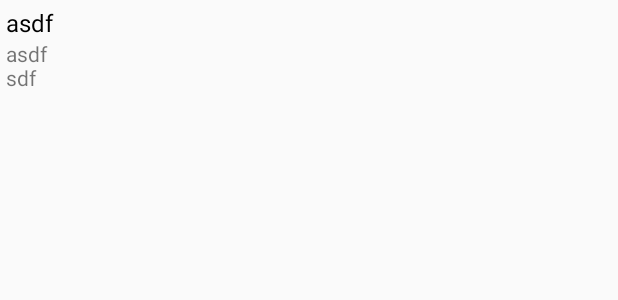
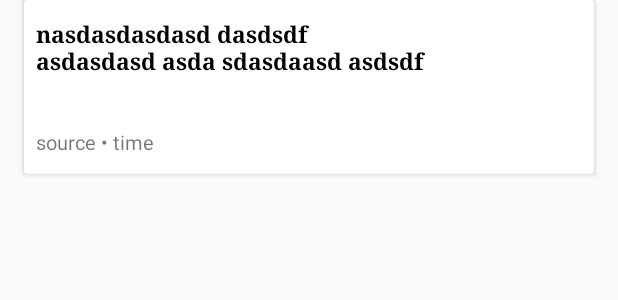
Before and after one commit to tomventom/newsapp.android, an Android app: the layout article_item.xml on its own in the app's theme, with its tools: preview values and no code run, on a phone screen of 412 x 824 dp. Shown: the top 300 px of the screen. Run offline under Robolectric (Android 15) with nearby library versions, the phone set to English and light mode, and no system bars.

```diff
--- /dev/null
+++ b/app/src/main/res/drawable/ic_headlines_white.xml
@@ -0,0 +1,5 @@
+<vector android:height="24dp" android:tint="#FFFFFF"
+    android:viewportHeight="24.0" android:viewportWidth="24.0"
+    android:width="24dp" xmlns:android="http://schemas.android.com/apk/res/android">
+    <path android:fillColor="#FF000000" android:pathData="M4,15h16v-2L4,13v2zM4,19h16v-2L4,17v2zM4,11h16L20,9L4,9v2zM4,5v2h16L20,5L4,5z"/>
+</vector>
--- /dev/null
+++ b/app/src/main/res/drawable/ic_news_white.xml
@@ -0,0 +1,5 @@
+<vector android:height="24dp" android:tint="#FFFFFF"
+    android:viewportHeight="24.0" android:viewportWidth="24.0"
+    android:width="24dp" xmlns:android="http://schemas.android.com/apk/res/android">
+    <path android:fillColor="#FF000000" android:pathData="M20,4L4,4c-1.1,0 -2,0.9 -2,2v12c0,1.1 0.9,2 2,2h16c1.1,0 2,-0.9 2,-2L22,6c0,-1.1 -0.9,-2 -2,-2zM7.76,16.24l-1.41,1.41C4.78,16.1 4,14.05 4,12c0,-2.05 0.78,-4.1 2.34,-5.66l1.41,1.41C6.59,8.93 6,10.46 6,12s0.59,3.07 1.76,4.24zM12,16c-2.21,0 -4,-1.79 -4,-4s1.79,-4 4,-4 4,1.79 4,4 -1.79,4 -4,4zM17.66,17.66l-1.41,-1.41C17.41,15.07 18,13.54 18,12s-0.59,-3.07 -1.76,-4.24l1.41,-1.41C19.22,7.9 20,9.95 20,12c0,2.05 -0.78,4.1 -2.34,5.66zM12,10c-1.1,0 -2,0.9 -2,2s0.9,2 2,2 2,-0.9 2,-2 -0.9,-2 -2,-2z"/>
+</vector>
--- /dev/null
+++ b/app/src/main/res/drawable/ic_personal_white.xml
@@ -0,0 +1,5 @@
+<vector android:height="24dp" android:tint="#FFFFFF"
+    android:viewportHeight="24.0" android:viewportWidth="24.0"
+    android:width="24dp" xmlns:android="http://schemas.android.com/apk/res/android">
+    <path android:fillColor="#FF000000" android:pathData="M12,12c2.21,0 4,-1.79 4,-4s-1.79,-4 -4,-4 -4,1.79 -4,4 1.79,4 4,4zM12,14c-2.67,0 -8,1.34 -8,4v2h16v-2c0,-2.66 -5.33,-4 -8,-4z"/>
+</vector>
--- /dev/null
+++ b/app/src/main/res/drawable/ic_search_white.xml
@@ -0,0 +1,5 @@
+<vector android:height="24dp" android:tint="#FFFFFF"
+    android:viewportHeight="24.0" android:viewportWidth="24.0"
+    android:width="24dp" xmlns:android="http://schemas.android.com/apk/res/android">
+    <path android:fillColor="#FF000000" android:pathData="M15.5,14h-0.79l-0.28,-0.27C15.41,12.59 16,11.11 16,9.5 16,5.91 13.09,3 9.5,3S3,5.91 3,9.5 5.91,16 9.5,16c1.61,0 3.09,-0.59 4.23,-1.57l0.27,0.28v0.79l5,4.99L20.49,19l-4.99,-5zM9.5,14C7.01,14 5,11.99 5,9.5S7.01,5 9.5,5 14,7.01 14,9.5 11.99,14 9.5,14z"/>
+</vector>
--- a/app/src/main/res/layout/article_item.xml
+++ b/app/src/main/res/layout/article_item.xml
@@ -1,40 +1,71 @@
 <?xml version="1.0" encoding="utf-8"?>
-<RelativeLayout xmlns:android="http://schemas.android.com/apk/res/android"
+<androidx.cardview.widget.CardView xmlns:android="http://schemas.android.com/apk/res/android"
+    xmlns:app="http://schemas.android.com/apk/res-auto"
     xmlns:tools="http://schemas.android.com/tools"
     android:layout_width="match_parent"
-    android:layout_height="96dp"
-    android:padding="4dp">
+    android:layout_height="116dp"
+    android:layout_marginStart="16dp"
+    android:layout_marginEnd="16dp"
+    android:layout_marginBottom="8dp">
 
-    <LinearLayout
+    <RelativeLayout
         android:layout_width="match_parent"
         android:layout_height="match_parent"
-        android:orientation="vertical">
+        android:padding="8dp">
 
         <TextView
             android:id="@+id/title"
             android:layout_width="match_parent"
             android:layout_height="wrap_content"
+            android:layout_alignParentTop="true"
+            android:layout_marginTop="4dp"
+            android:layout_marginEnd="16dp"
+            android:layout_toStartOf="@+id/image"
+            android:ellipsize="end"
+            android:fontFamily="serif"
             android:maxLines="2"
-            android:ellipsize="end"
             android:textColor="@color/black"
-            android:textSize="16sp"
-            tools:text="asdf" />
+            android:textSize="15sp"
+            android:textStyle="bold"
+            tools:text="nasdasdasdasd dasdsdf\nasdasdasd asda sdasdaasd asdsdf" />
 
         <TextView
-            android:id="@+id/description"
-            android:layout_width="match_parent"
+            android:id="@+id/source"
+            android:layout_width="wrap_content"
             android:layout_height="wrap_content"
-            android:ellipsize="end"
-            android:maxLines="2"
-            tools:text="asdf\nsdf" />
+            android:layout_alignParentStart="true"
+            android:layout_alignParentBottom="true"
+            android:layout_marginBottom="4dp"
+            android:textSize="13sp"
+            tools:text="source" />
 
-    </LinearLayout>
+        <TextView
+            android:id="@+id/dot"
+            android:layout_width="wrap_content"
+            android:layout_height="wrap_content"
+            android:layout_alignParentBottom="true"
+            android:layout_marginBottom="4dp"
+            android:layout_toEndOf="@+id/source"
+            android:text=" • "
+            android:textSize="13sp" />
 
-    <ImageView
-        android:id="@+id/image"
-        android:layout_width="wrap_content"
-        android:layout_height="match_parent"
-        android:adjustViewBounds="true"
-        android:layout_alignParentEnd="true"/>
+        <TextView
+            android:id="@+id/time"
+            android:layout_width="wrap_content"
+            android:layout_height="wrap_content"
+            android:layout_alignParentBottom="true"
+            android:layout_marginBottom="4dp"
+            android:layout_toEndOf="@+id/dot"
+            android:textSize="13sp"
+            tools:text="time" />
 
-</RelativeLayout>
+        <ImageView
+            android:id="@+id/image"
+            android:layout_width="76dp"
+            android:layout_height="76dp"
+            android:layout_alignParentEnd="true"
+            android:scaleType="centerCrop" />
+
+    </RelativeLayout>
+
+</androidx.cardview.widget.CardView>
--- a/app/src/main/res/values/colors.xml
+++ b/app/src/main/res/values/colors.xml
@@ -5,4 +5,6 @@
     <color name="colorAccent">#D81B60</color>
     <color name="white">#ffffff</color>
     <color name="black">#000000</color>
+    <color name="gray_300">#e0e0e0</color>
+    <color name="gray_100">#f5f5f5</color>
 </resources>
```
Also changed, not shown: app/src/main/java/com/tomventura/newsapp/activities/MainActivity.kt (+25 -1 lines), app/src/main/java/com/tomventura/newsapp/adapters/NewsAdapter.kt (+19 -6 lines), app/src/main/java/com/tomventura/newsapp/data/Article.kt (renamed from app/src/main/java/com/tomventura/newsapp/Article.kt, +11 -2 lines), app/src/main/java/com/tomventura/newsapp/fragments/HeadlinesFragment.kt (added, +22 -0 lines), app/src/main/java/com/tomventura/newsapp/fragments/NewsFragment.kt (+50 -11 lines), app/src/main/java/com/tomventura/newsapp/util/DateExtensions.kt (added, +8 -0 lines), app/src/main/java/com/tomventura/newsapp/util/ImageViewExtensions.kt (added, +14 -0 lines), app/src/main/res/layout/activity_main.xml (+23 -4 lines), app/src/main/res/layout/fragment_headlines.xml (added, +14 -0 lines), app/src/main/res/layout/fragment_news.xml (+12 -3 lines), app/src/main/res/layout/loading_item.xml (added, +14 -0 lines), app/src/main/res/menu/navigation.xml (added, +15 -0 lines), app/src/main/res/menu/search.xml (added, +10 -0 lines).
